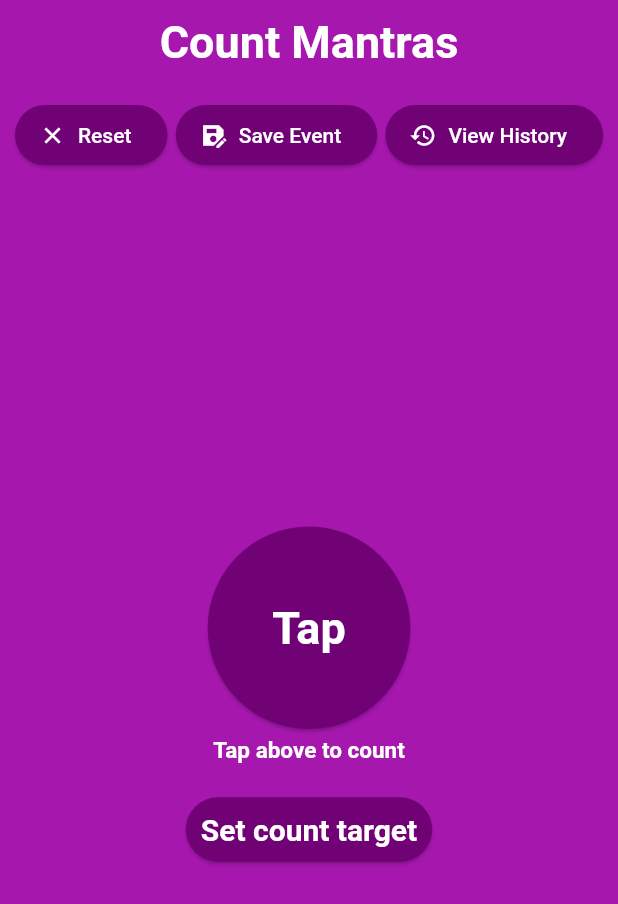
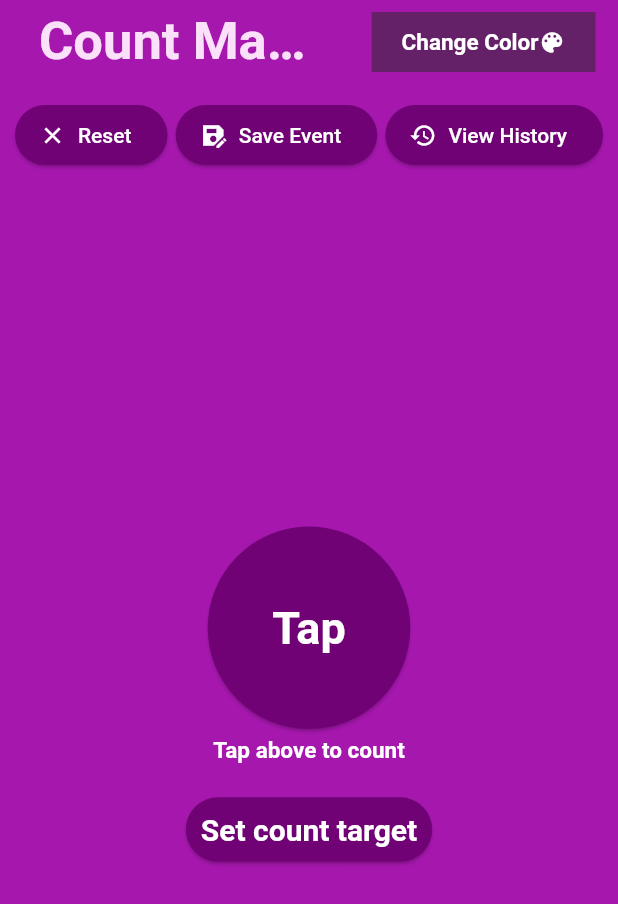
Before and after one commit to SreedharLakshman2/count_mantras, a Flutter app: the screen it shows after launch, on a phone screen of 412 x 824 dp. Shown: the top 904 px of the screen. Run offline on Flutter 3.47's test engine with Material 2 defaults, Android fonts, the phone set to English and light mode, and no system bars; our stand-ins replace google_mobile_ads, hive, hive_flutter, vibration; accounts and stored records are empty; network calls fail.

Commit message:
Added changeColor Button and Ui update.

```diff
--- a/lib/history_item.dart
+++ b/lib/history_item.dart
@@ -20,9 +20,9 @@ class HistoryItemState extends State<HistoryItem> {
       padding: const EdgeInsets.all(10.0),
       child: Container(
         decoration: BoxDecoration(
-            color: Color.fromARGB(255, 120, 38, 117),
+            color: Color.fromARGB(255, 242, 162, 228),
             border: Border.all(
-              color: Color.fromARGB(255, 222, 10, 215),
+              color: Color.fromARGB(255, 11, 11, 11),
             ),
             borderRadius: BorderRadius.all(Radius.circular(10))),
         child: Column(
--- a/lib/main.dart
+++ b/lib/main.dart
@@ -8,6 +8,7 @@ import 'package:hive/hive.dart';
 import 'package:hive_flutter/hive_flutter.dart';
 import 'count_info_model.dart';
 import './count_info_model.dart';
+import "dart:math";
 
 Future main() async {
   // we are only allowing portrait mode
@@ -34,7 +35,15 @@ class CounterView extends StatefulWidget {
 }
 
 class CounterViewState extends State<CounterView> {
-  int count = 0;
+  var backgroundColor = Color.fromARGB(255, 166, 23, 174);
+  List<Color> backgroundColorColorList = [
+    Color.fromARGB(255, 166, 23, 174),
+    Color.fromARGB(255, 174, 58, 23),
+    Color.fromARGB(255, 255, 255, 255),
+    Color.fromARGB(255, 79, 66, 195),
+    Color.fromARGB(255, 7, 6, 6)
+  ];
+
   Future<InitializationStatus> _initGoogleMobileAds() {
     // TODO: Initialize Google Mobile Ads SDK
     return MobileAds.instance.initialize();
@@ -48,7 +57,7 @@ class CounterViewState extends State<CounterView> {
         useMaterial3: true,
         //scaffoldBackgroundColor: Colors.cyanAccent,
         appBarTheme: AppBarTheme().copyWith(
-            backgroundColor: Color.fromARGB(255, 166, 23, 174),
+            backgroundColor: backgroundColor,
             foregroundColor: Color.fromARGB(255, 255, 255, 255)),
         cardTheme: CardTheme().copyWith(
             color: Color.fromARGB(255, 166, 23, 174),
@@ -59,7 +68,7 @@ class CounterViewState extends State<CounterView> {
             foregroundColor: Color.fromARGB(255, 255, 255, 255),
           ),
         ),
-        scaffoldBackgroundColor: Color.fromARGB(255, 166, 23, 174),
+        scaffoldBackgroundColor: backgroundColor,
       ),
       home: Scaffold(
         appBar: AppBar(
@@ -67,10 +76,43 @@ class CounterViewState extends State<CounterView> {
           title: const Padding(
             padding: EdgeInsets.all(10.0),
             child: Text('Count Mantras',
-                style: const TextStyle(
-                    fontSize: 30.0, fontWeight: FontWeight.bold)),
+                style: TextStyle(
+                    color: Color.fromARGB(255, 250, 224, 249),
+                    fontWeight: FontWeight.bold,
+                    fontSize: 35)),
           ),
-          actions: [],
+          actions: [
+            TextButton(
+              style: ElevatedButton.styleFrom(
+                shape: RoundedRectangleBorder(),
+                padding: const EdgeInsets.symmetric(horizontal: 20),
+                backgroundColor: Color.fromARGB(255, 101, 33, 104),
+              ),
+              onPressed: () {
+                setState(() {
+                  final random = new Random();
+                  this.backgroundColor = backgroundColorColorList[
+                      random.nextInt(backgroundColorColorList.length)];
+                });
+              },
+              child: Row(children: [
+                Text(
+                  'Change Color',
+                  style: TextStyle(
+                      fontSize: 15,
+                      fontWeight: FontWeight.bold,
+                      color: Color.fromARGB(255, 255, 255, 255)),
+                ),
+                Icon(
+                  Icons.color_lens,
+                  color: Color.fromARGB(255, 255, 255, 255),
+                )
+              ]),
+            ),
+            SizedBox(
+              width: 15,
+            )
+          ],
         ),
         body: const CounterViewWithTap(),
       ),
```
